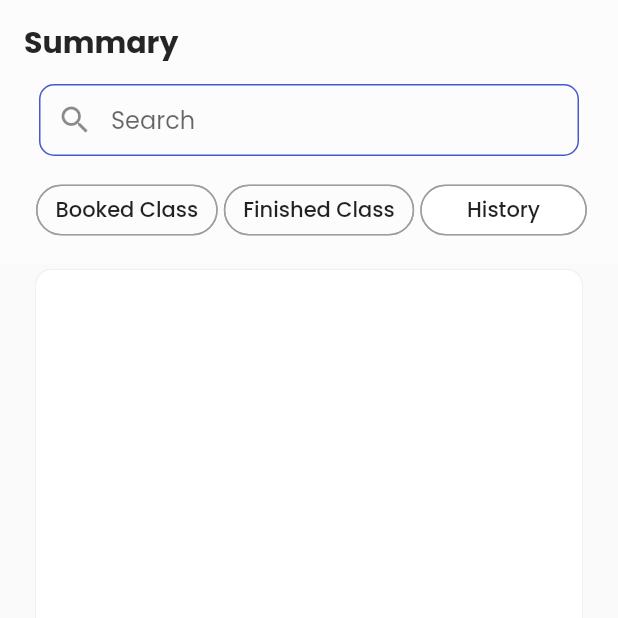
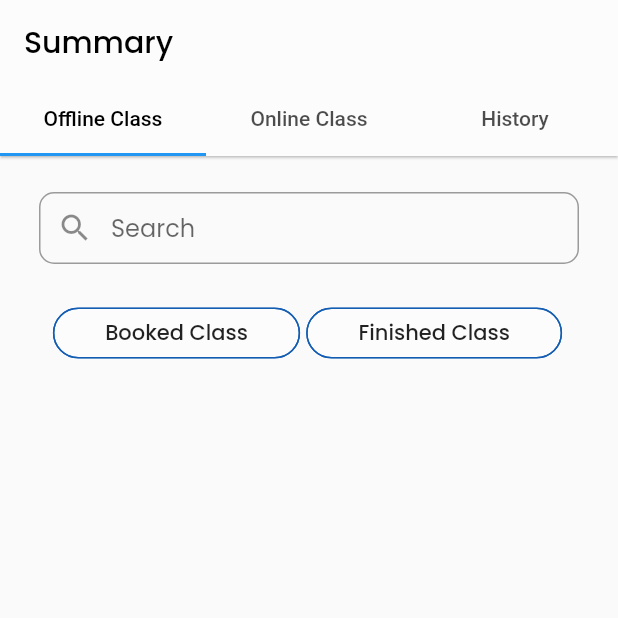
Before and after one commit to Capstone-Project-Kelompok-6/Flutter, a Flutter app: the SummaryScreen screen opened directly, on a phone screen of 412 x 824 dp, the top half of it. Run offline on Flutter 3.47's test engine with Material 2 defaults, Android fonts, the light colour scheme and no system bars; our stand-ins replace flutter_svg, google_fonts.

Commit message:
slicing hifi summary page

```diff
--- a/flutter_capstone_6/lib/main.dart
+++ b/flutter_capstone_6/lib/main.dart
@@ -30,4 +30,3 @@ class MyApp extends StatelessWidget {
         ));
   }
 }
-//test
--- /dev/null
+++ b/flutter_capstone_6/lib/screen/main/summary/offline class/offline_class_screen.dart
@@ -0,0 +1,93 @@
+import 'package:flutter/material.dart';
+import 'package:flutter/src/widgets/container.dart';
+import 'package:flutter/src/widgets/framework.dart';
+
+import '../../../../component/colors.dart';
+
+class OfflineClassScreen extends StatefulWidget {
+  const OfflineClassScreen({super.key});
+
+  @override
+  State<OfflineClassScreen> createState() => _OfflineClassScreenState();
+}
+
+class _OfflineClassScreenState extends State<OfflineClassScreen> {
+  String selectedChips = '';
+  @override
+  Widget build(BuildContext context) {
+    return Scaffold(
+        body: Center(
+      child: ListView(children: [
+        Column(children: [
+          SizedBox(
+            height: 24,
+          ),
+          _searchBar(),
+          SizedBox(
+            height: 10,
+          ),
+          _choiceChips(0),
+        ]),
+      ]),
+    ));
+  }
+
+  Widget _choiceChips(int selectedIndex) {
+    return Padding(
+      padding: const EdgeInsets.fromLTRB(24, 12, 26, 12),
+      child: Center(
+        child: Row(
+          mainAxisAlignment: MainAxisAlignment.center,
+          children: <Widget>[
+            ChoiceChip(
+              backgroundColor: whiteBg,
+              side: BorderSide(color: navy),
+              label: Text(
+                '      Booked Class      ',
+              ),
+              selected: (selectedChips == 'Booked Class') ? true : false,
+              selectedColor: navy,
+              onSelected: (bool value) {
+                setState(() {
+                  selectedChips =
+                      'Booked Class'; //TODO ganti ke fungsi untuk ambil data Api;
+                });
+              },
+            ),
+            SizedBox(
+              width: 4,
+            ),
+            ChoiceChip(
+              backgroundColor: whiteBg,
+              side: BorderSide(color: navy),
+              label: Text('      Finished Class      '),
+              selected: (selectedChips == 'Finished Class') ? true : false,
+              selectedColor: navy,
+              onSelected: (bool value) {
+                setState(() {
+                  selectedChips =
+                      'Finished Class'; //TODO ganti ke fungsi untuk ambil data Api;
+                });
+              },
+            ),
+          ],
+        ),
+      ),
+    );
+  }
+
+  Widget _searchBar() {
+    return Padding(
+      padding: const EdgeInsets.fromLTRB(26, 0, 26, 0),
+      child: TextField(
+        decoration: InputDecoration(
+            contentPadding: EdgeInsets.symmetric(vertical: 10, horizontal: 10),
+            hintText: 'Search',
+            prefixIcon: Icon(Icons.search),
+            border: OutlineInputBorder(
+              borderRadius: BorderRadius.circular(10),
+            )),
+      ),
+    );
+  }
+}
--- /dev/null
+++ b/flutter_capstone_6/lib/screen/main/summary/online class/online_class_screen.dart
@@ -0,0 +1,22 @@
+import 'package:flutter/material.dart';
+import 'package:flutter/src/widgets/container.dart';
+import 'package:flutter/src/widgets/framework.dart';
+
+class OnlineClassScreen extends StatefulWidget {
+  const OnlineClassScreen({super.key});
+
+  @override
+  State<OnlineClassScreen> createState() => _OnlineClassScreenState();
+}
+
+class _OnlineClassScreenState extends State<OnlineClassScreen> {
+  @override
+  Widget build(BuildContext context) {
+    return Scaffold(
+      body: Container(
+        color: Colors.blue,
+        child: Center(child: Text('Online class')),
+      ),
+    );
+  }
+}
--- a/flutter_capstone_6/lib/screen/main/summary/summary_screen.dart
+++ b/flutter_capstone_6/lib/screen/main/summary/summary_screen.dart
@@ -1,5 +1,9 @@
 import 'package:flutter/material.dart';
 import 'package:flutter_capstone_6/component/colors.dart';
+import 'package:flutter_capstone_6/screen/main/summary/history/history_screen.dart';
+import 'package:flutter_capstone_6/screen/main/summary/offline%20class/offline_class_screen.dart';
+import 'package:flutter_capstone_6/screen/main/summary/online%20class/online_class_screen.dart';
+import 'package:flutter_capstone_6/widget/appbar_summary.dart';
 
 class SummaryScreen extends StatefulWidget {
   const SummaryScreen({super.key});
@@ -12,46 +16,42 @@ class _SummaryScreenState extends State<SummaryScreen> {
   String selectedChips = '';
   @override
   Widget build(BuildContext context) {
-    return SafeArea(
+    return DefaultTabController(
+      length: 3,
       child: Scaffold(
+        backgroundColor: whiteBg,
         appBar: AppBar(
+          elevation: 0.7,
+          backgroundColor: whiteBg,
+          automaticallyImplyLeading: false,
           title: Text(
             'Summary',
-          style:
-              TextStyle(color: n100, fontSize: 20, fontWeight: FontWeight.bold),
+            style: TextStyle(color: Colors.black),
           ),
-        backgroundColor: whiteBg,
-        automaticallyImplyLeading: false,
-        elevation: 0.0,
-        bottom: PreferredSize(
-          preferredSize: Size.fromHeight(120),
-          child: Column(children: [
-            _searchBar(),
-            _choiceChips(0),
-          ]),
+          bottom: TabBar(
+            labelColor: Colors.black,
+            tabs: [
+              Tab(
+                text: 'Offline Class',
               ),
+              Tab(
+                text: 'Online Class',
               ),
-      body: Padding(
-        padding: const EdgeInsets.fromLTRB(24, 4, 24, 0),
-        child: Container(
-          decoration: BoxDecoration(boxShadow: [
-            BoxShadow(
-                color: n40.withOpacity(0.5), blurRadius: 0.1, spreadRadius: 0)
-          ], color: white, borderRadius: BorderRadius.circular(10)),
-          child: ListView(
-            children: [
-              Center(
-                heightFactor: 15,
-                child: Text(
-                  selectedChips,
-                  style: TextStyle(fontSize: 20),
-                ),
+              Tab(
+                text: 'History',
               )
             ],
           ),
         ),
+        body: TabBarView(
+          children: [
+            OfflineClassScreen(),
+            OnlineClassScreen(),
+            HistoryScreen()
+          ],
         ),
-    ));
+      ),
+    );
   }
 
   Widget _choiceChips(int selectedIndex) {
@@ -59,18 +59,17 @@ class _SummaryScreenState extends State<SummaryScreen> {
       padding: const EdgeInsets.fromLTRB(24, 12, 26, 12),
       child: Center(
         child: Row(
-          mainAxisAlignment: MainAxisAlignment.spaceBetween,
+          mainAxisAlignment: MainAxisAlignment.center,
           children: <Widget>[
             ChoiceChip(
               backgroundColor: whiteBg,
-              side: BorderSide(color: Colors.grey),
-              label: Text('Booked Class'),
+              side: BorderSide(color: navy),
+              label: Text('      Booked Class      '),
               selected: (selectedChips == 'Booked Class') ? true : false,
-              selectedColor: Colors.grey,
+              selectedColor: navy,
               onSelected: (bool value) {
                 setState(() {
-                  selectedChips =
-                      'Booked Class'; //TODO ganti ke fungsi untuk ambil data Api;
+                  selectedChips; //TODO ganti ke fungsi untuk ambil data Api;
                 });
               },
             ),
@@ -79,30 +78,14 @@ class _SummaryScreenState extends State<SummaryScreen> {
             ),
             ChoiceChip(
               backgroundColor: whiteBg,
-              side: BorderSide(color: Colors.grey),
-              label: Text('Finished Class'),
+              side: BorderSide(color: navy),
+              label: Text('      Finished Class      '),
               selected: (selectedChips == 'Finished Class') ? true : false,
-              selectedColor: Colors.grey,
+              selectedColor: navy,
               onSelected: (bool value) {
                 setState(() {
                   selectedChips =
                       'Finished Class'; //TODO ganti ke fungsi untuk ambil data Api;
-                });
-              },
-            ),
-            SizedBox(
-              width: 4,
-            ),
-            ChoiceChip(
-              backgroundColor: Colors.white,
-              side: BorderSide(color: Colors.grey),
-              label: Text('     History     '),
-              selected: (selectedChips == 'History') ? true : false,
-              selectedColor: Colors.grey,
-              onSelected: (bool value) {
-                setState(() {
-                  selectedChips =
-                      'History'; //TODO ganti ke fungsi untuk ambil data Api;
                 });
               },
             ),
@@ -117,19 +100,53 @@ class _SummaryScreenState extends State<SummaryScreen> {
       padding: const EdgeInsets.fromLTRB(26, 0, 26, 0),
       child: TextField(
         decoration: InputDecoration(
-            enabledBorder: OutlineInputBorder(
-                borderSide: BorderSide(color: violet),
-                borderRadius: BorderRadius.circular(10)),
-            focusedBorder: OutlineInputBorder(
-                borderSide: BorderSide(color: violet),
-                borderRadius: BorderRadius.circular(10)),
             contentPadding: EdgeInsets.symmetric(vertical: 10, horizontal: 10),
             hintText: 'Search',
             prefixIcon: Icon(Icons.search),
             border: OutlineInputBorder(
               borderRadius: BorderRadius.circular(10),
-                borderSide: BorderSide(color: violet))),
+            )),
       ),
     );
   }
 }
+
+//     child: Scaffold(
+//   appBar: AppBar(
+//     title: Text(
+//       'Summary',
+//       style:
+//           TextStyle(color: n100, fontSize: 20, fontWeight: FontWeight.bold),
+//     ),
+//     backgroundColor: whiteBg,
+//     automaticallyImplyLeading: false,
+//     elevation: 0.0,
+//     bottom: PreferredSize(
+//       preferredSize: Size.fromHeight(120),
+//       child: Column(children: [
+//         _searchBar(),
+//         _choiceChips(0),
+//       ]),
+//     ),
+//   ),
+//   body: Padding(
+//     padding: const EdgeInsets.fromLTRB(24, 4, 24, 0),
+//     child: Container(
+//       decoration: BoxDecoration(boxShadow: [
+//         BoxShadow(
+//             color: n40.withOpacity(0.5), blurRadius: 0.1, spreadRadius: 0)
+//       ], color: white, borderRadius: BorderRadius.circular(10)),
+//       child: ListView(
+//         children: [
+//           Center(
+//             heightFactor: 15,
+//             child: Text(
+//               selectedChips,
+//               style: TextStyle(fontSize: 20),
+//             ),
+//           )
+//         ],
+//       ),
+//     ),
+//   ),
+// ));
```
Also changed, not shown: flutter_capstone_6/lib/screen/main/summary/history/history_screen.dart (added, +22 -0 lines), flutter_capstone_6/lib/widget/appbar_summary.dart (added, +67 -0 lines), flutter_capstone_6/lib/widget/chip.dart (added, +67 -0 lines). Lines whose indentation alone changed are shown as unchanged.
